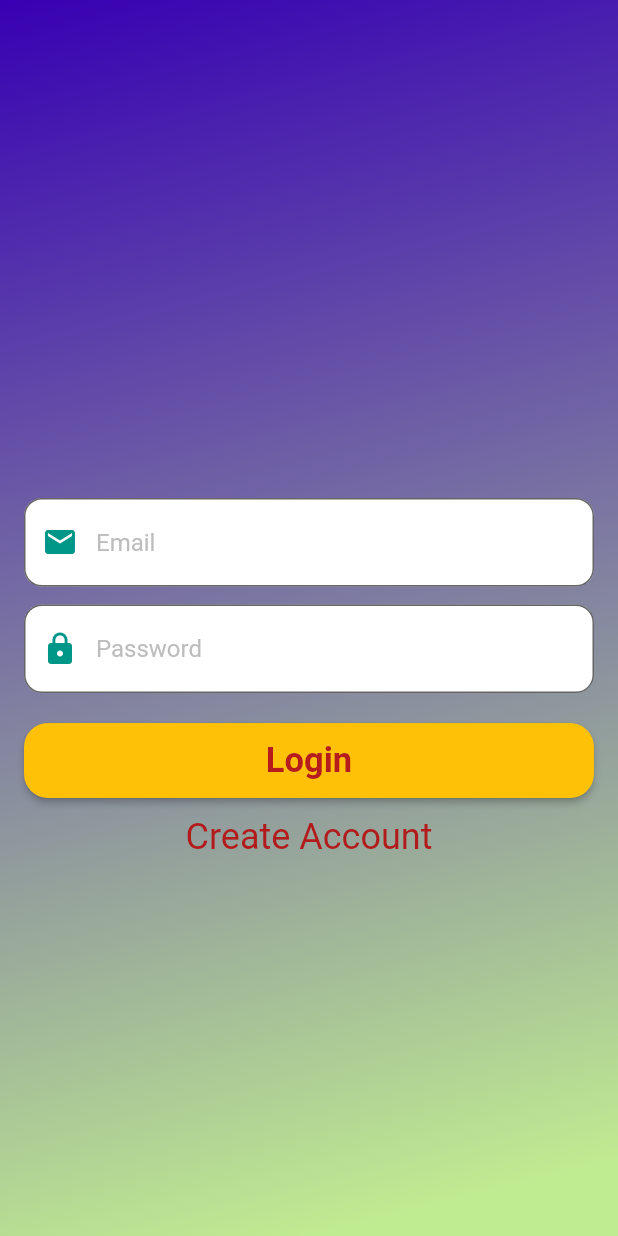
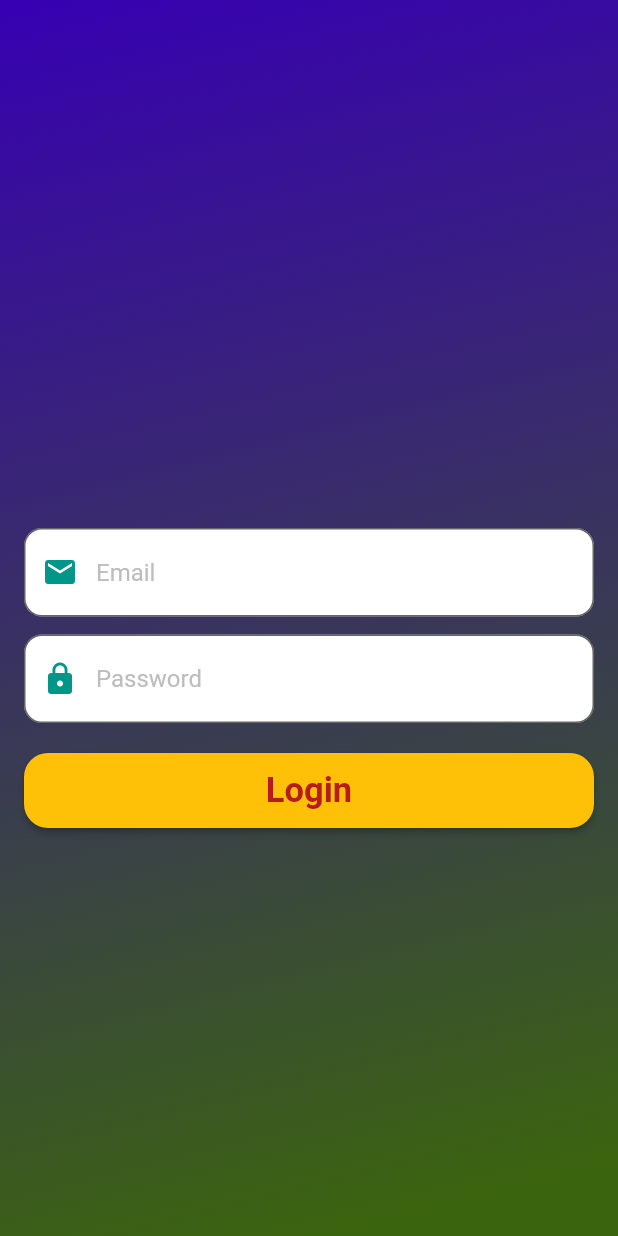
Before and after one commit to codersantoshadhikari/strong-password-, a Flutter app: the screen it shows after launch, on a phone screen of 412 x 824 dp. Run offline on Flutter 3.47's test engine with Material 2 defaults, Android fonts, the phone set to English and light mode, and no system bars.

Commit message:
Login page update

```diff
--- a/lib/loginpage.dart
+++ b/lib/loginpage.dart
@@ -29,7 +29,7 @@ class LoginPage extends StatelessWidget {
             end: Alignment.bottomCenter,
             colors: [
               Color(0xFF3700B3),
-              Color(0xFFBFEB91),
+              Color.fromARGB(255, 59, 100, 15),
             ],
           ),
         ),
@@ -86,14 +86,14 @@ class LoginPage extends StatelessWidget {
                 );
               },
               style: ElevatedButton.styleFrom(
-                primary: Colors.amber,
-                onPrimary: Colors.red[900],
+                foregroundColor: Colors.red[900],
+                backgroundColor: Colors.amber,
                 shape: RoundedRectangleBorder(
                   borderRadius: BorderRadius.circular(16),
                 ),
                 minimumSize: const Size(double.infinity, 50),
               ),
-              child: Text(
+              child: const Text(
                 'Login',
                 style: TextStyle(
                   fontWeight: FontWeight.bold,
@@ -101,22 +101,19 @@ class LoginPage extends StatelessWidget {
                 ),
               ),
             ),
-            const SizedBox(
-              height: 12,
-            ),
-            GestureDetector(
-              onTap: () {
-                // Handle create account option
-                // For example, navigate to a create account screen
-              },
-              child: const Text(
-                'Create Account',
-                style: TextStyle(
-                  fontSize: 24,
-                  color: Color.fromARGB(255, 177, 27, 27),
-                ),
-              ),
-            ),
+            // const SizedBox(
+            //   height: 12,
+            // ),
+            // GestureDetector(
+            //   onTap: () {},
+            // child: const Text(
+            //   'Create Account',
+            //   style: TextStyle(
+            //     fontSize: 24,
+            //     color: Color.fromARGB(255, 177, 27, 27),
+            //   ),
+            // ),
+            // ),
           ],
         ),
       ),
```
